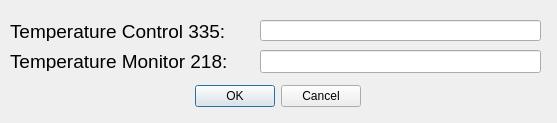
Qt form MonTemp/plot_file.ui (Julian-RC/Inter-Mon-Temp) before a commit.
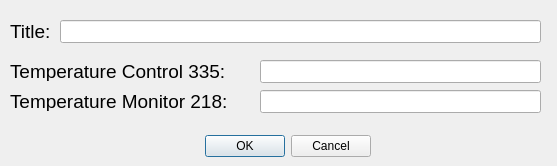
The same form after that commit.

The edit to the form file:
```diff
--- a/MonTemp/plot_file.ui
+++ b/MonTemp/plot_file.ui
@@ -7,7 +7,7 @@
     <x>0</x>
     <y>0</y>
     <width>557</width>
-    <height>123</height>
+    <height>166</height>
    </rect>
   </property>
   <property name="windowTitle">
@@ -16,8 +16,8 @@
   <widget class="QDialogButtonBox" name="buttonBox">
    <property name="geometry">
     <rect>
-     <x>170</x>
-     <y>80</y>
+     <x>180</x>
+     <y>130</y>
      <width>191</width>
      <height>32</height>
     </rect>
@@ -29,24 +29,11 @@
     <set>QDialogButtonBox::Cancel|QDialogButtonBox::Ok</set>
    </property>
   </widget>
-  <widget class="QLineEdit" name="control">
-   <property name="geometry">
-    <rect>
-     <x>260</x>
-     <y>20</y>
-     <width>281</width>
-     <height>21</height>
-    </rect>
-   </property>
-   <property name="styleSheet">
-    <string notr="true">font: 12pt &quot;Sans Serif&quot;;</string>
-   </property>
-  </widget>
   <widget class="QLineEdit" name="monitor">
    <property name="geometry">
     <rect>
      <x>260</x>
-     <y>50</y>
+     <y>90</y>
      <width>281</width>
      <height>23</height>
     </rect>
@@ -59,7 +46,7 @@
    <property name="geometry">
     <rect>
      <x>10</x>
-     <y>20</y>
+     <y>60</y>
      <width>251</width>
      <height>21</height>
     </rect>
@@ -72,7 +59,7 @@
    <property name="geometry">
     <rect>
      <x>10</x>
-     <y>50</y>
+     <y>90</y>
      <width>251</width>
      <height>21</height>
     </rect>
@@ -81,6 +68,45 @@
     <string>&lt;html&gt;&lt;head/&gt;&lt;body&gt;&lt;p&gt;&lt;span style=&quot; font-size:14pt;&quot;&gt;Temperature Monitor 218:&lt;/span&gt;&lt;/p&gt;&lt;/body&gt;&lt;/html&gt;</string>
    </property>
   </widget>
+  <widget class="QLabel" name="label_3">
+   <property name="geometry">
+    <rect>
+     <x>10</x>
+     <y>20</y>
+     <width>61</width>
+     <height>21</height>
+    </rect>
+   </property>
+   <property name="text">
+    <string>&lt;html&gt;&lt;head/&gt;&lt;body&gt;&lt;p&gt;&lt;span style=&quot; font-size:14pt;&quot;&gt;Title:&lt;/span&gt;&lt;/p&gt;&lt;/body&gt;&lt;/html&gt;</string>
+   </property>
+  </widget>
+  <widget class="QLineEdit" name="title">
+   <property name="geometry">
+    <rect>
+     <x>60</x>
+     <y>20</y>
+     <width>481</width>
+     <height>23</height>
+    </rect>
+   </property>
+   <property name="styleSheet">
+    <string notr="true">font: 13pt &quot;Sans Serif&quot;;</string>
+   </property>
+  </widget>
+  <widget class="QLineEdit" name="control">
+   <property name="geometry">
+    <rect>
+     <x>260</x>
+     <y>60</y>
+     <width>281</width>
+     <height>23</height>
+    </rect>
+   </property>
+   <property name="styleSheet">
+    <string notr="true">font: 13pt &quot;Sans Serif&quot;;</string>
+   </property>
+  </widget>
  </widget>
  <resources/>
  <connections>
```
Left out of the diff: 2 changed lines with no effect on the pictures.
